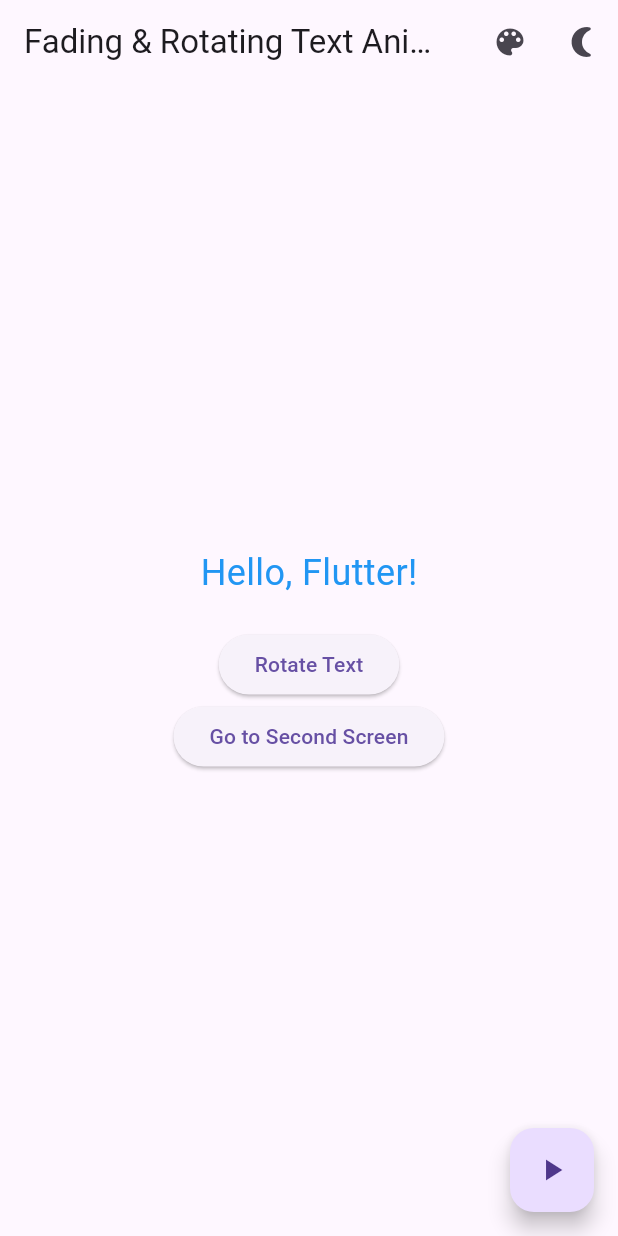
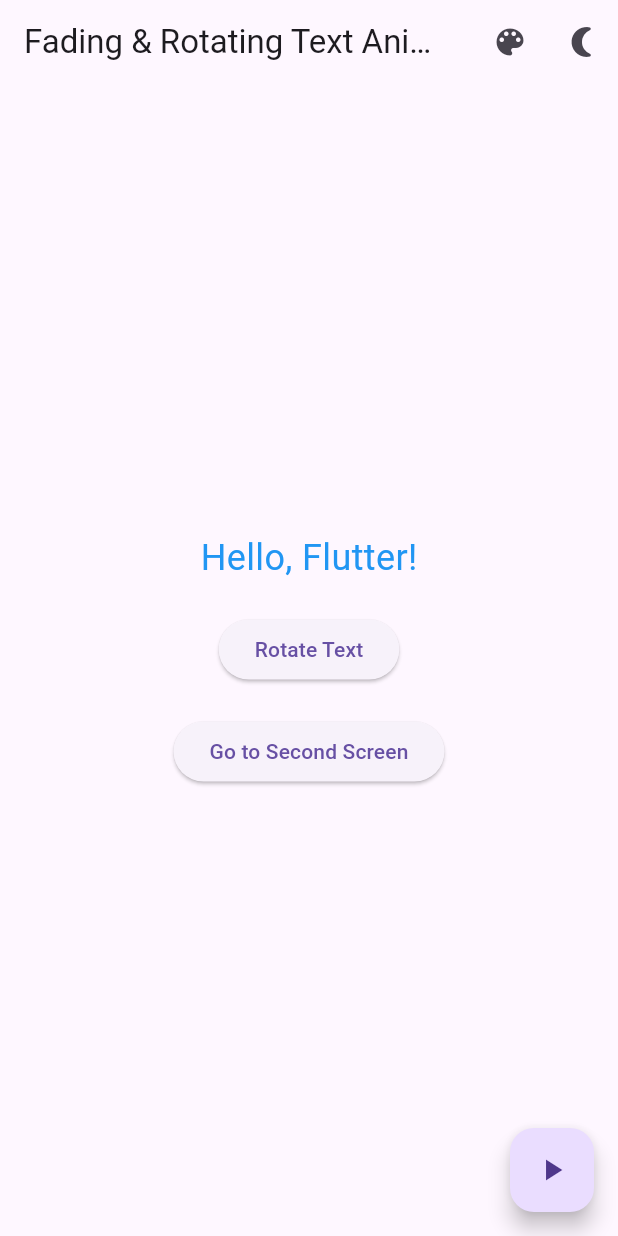
Before and after one commit to jalaparthi1/class_activity7, a Flutter app: the screen it shows after launch, on a phone screen of 412 x 824 dp. Run offline on Flutter 3.47's test engine with Material 3 defaults, Android fonts, the light colour scheme and no system bars; our stand-ins replace flutter_colorpicker.

Commit message:
UI Updates

```diff
--- a/lib/main.dart
+++ b/lib/main.dart
@@ -114,6 +114,7 @@
               onPressed: rotateText,
               child: Text('Rotate Text'),
             ),
+            SizedBox(height: 20),
             ElevatedButton(
               onPressed: () {
                 Navigator.push(
@@ -180,6 +181,7 @@
               onPressed: rotateText,
               child: Text('Rotate Text'),
             ),
+            SizedBox(width: 100,),
             ElevatedButton(
               onPressed: () {
                 Navigator.pop(context);
```
